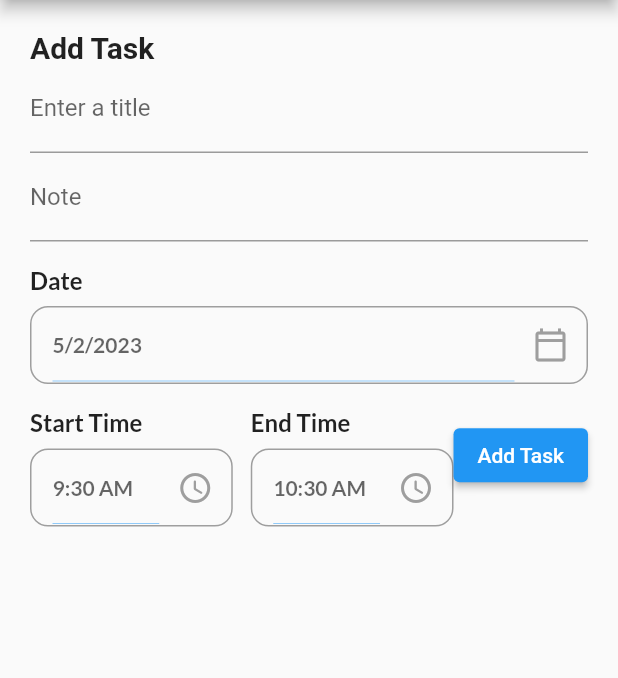
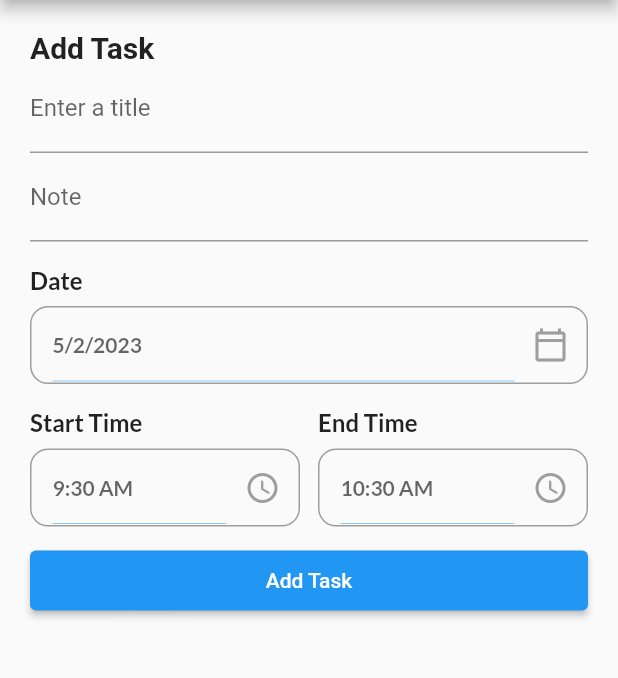
Before and after one commit to JamieH2/time_crunch, a Flutter app: the AddTaskPage screen opened directly, on a phone screen of 412 x 824 dp, the part 84-762 px from its top. Run offline on Flutter 3.47's test engine with Material 2 defaults, Android fonts, the phone set to English and light mode, and no system bars; our stand-ins replace bottom_navy_bar, date_picker_timeline, get, get_storage, google_fonts, hive and 3 more; accounts and stored records are empty; statements that could not run were skipped.

Commit message:
tidying up

```diff
--- a/lib/task booking/add_task_bar.dart
+++ b/lib/task booking/add_task_bar.dart
@@ -140,6 +140,8 @@ class _AddTaskPageState extends State<AddTaskPage> {
                     onPressed: _getDateFromUser,
                   ),
                 ),
+                Column(
+                  children: [
                     Row(
                       children: [
                         Expanded(
@@ -162,7 +164,6 @@ class _AddTaskPageState extends State<AddTaskPage> {
                           child: MyInputField(
                             title: "End Time",
                             hint: _endTime.format(context),
-                        // convert TimeOfDay to String
                             widget: IconButton(
                               onPressed: () {
                                 _getTimeFromUser(isStartTime: false);
@@ -173,17 +174,24 @@ class _AddTaskPageState extends State<AddTaskPage> {
                               ),
                             ),
                           ),
-
                         ),
-                    SizedBox(height: 0.0),
-                      ElevatedButton(
+                      ],
+                    ),
+                    SizedBox(height: 16),
+                    SizedBox(
+                      width: double.infinity,
+                      height: 40,
+                      child: ElevatedButton(
                         onPressed: () async {
                           await _addTask(_title, _note, _selectedDate, _startTime, _endTime);
                         },
                         child: Text('Add Task'),
-                      )
-                    ]
                       ),
+                    ),
+                  ],
+                ),
+
+
               ],
             ),
           ),
```
Also changed, not shown: lib/screens/email_page.dart (+7 -1 lines), lib/screens/home_page.dart (+16 -12 lines), lib/screens/news_page.dart (+9 -3 lines), lib/screens/settings_page.dart (+4 -6 lines). Lines whose indentation alone changed are shown as unchanged.
